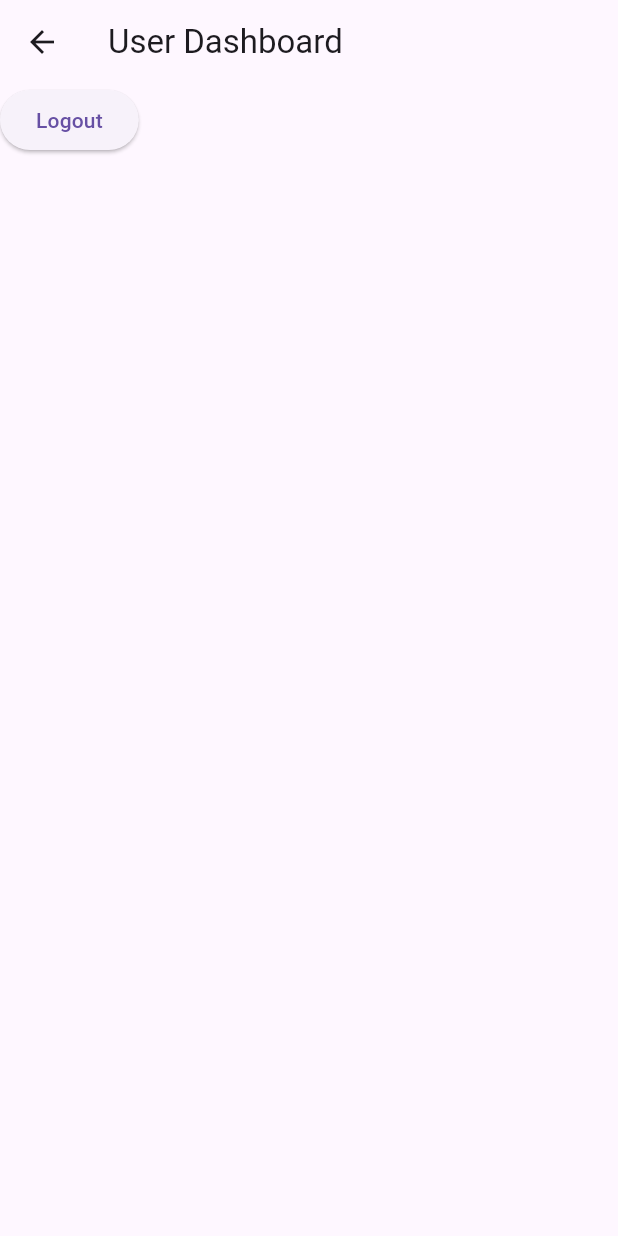
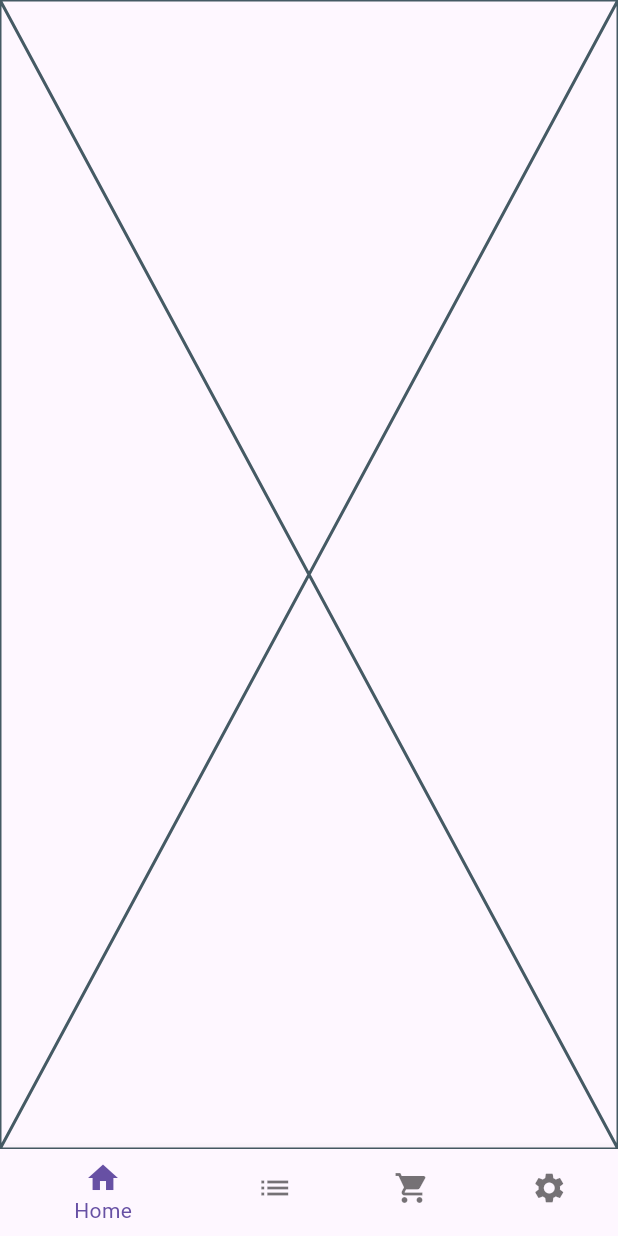
Before and after one commit to muradhossin/car_workshop_app, a Flutter app: the UserDashboard screen opened by its route, on a phone screen of 412 x 824 dp. Run offline on Flutter 3.47's test engine with Material 3 defaults, Android fonts, the phone set to English and light mode, and no system bars; our stand-ins replace cached_network_image, cloud_firestore, firebase_auth, firebase_core, firebase_storage, get and 3 more; accounts and stored records are empty.

Commit message:
feat(user): dashboard setup with profile data

```diff
--- a/lib/features/user/dashboard/screens/user_dashboard.dart
+++ b/lib/features/user/dashboard/screens/user_dashboard.dart
@@ -1,29 +1,78 @@
-import 'package:car_workshop_app/features/auth/controllers/auth_controller.dart';
+import 'package:car_workshop_app/features/admin/booking/screens/admin_booking_screen.dart';
+import 'package:car_workshop_app/features/admin/home/screens/admin_home_screen.dart';
+import 'package:car_workshop_app/features/admin/service/screens/admin_service_screen.dart';
+import 'package:car_workshop_app/features/admin/profile/screens/admin_profile_screen.dart';
+import 'package:car_workshop_app/features/admin/report/screens/admin_reports_screen.dart';
+import 'package:car_workshop_app/features/user/cart/screens/user_cart_screen.dart';
+import 'package:car_workshop_app/features/user/home/screens/user_home_screen.dart';
+import 'package:car_workshop_app/features/user/order/screens/user_order_screen.dart';
+import 'package:car_workshop_app/features/user/profile/screens/user_profile_screen.dart';
 import 'package:flutter/material.dart';
-import 'package:get/get.dart';
 
 class UserDashboard extends StatefulWidget {
   const UserDashboard({super.key});
 
   @override
-  State<UserDashboard> createState() => _UserDashboardState();
+  UserDashboardState createState() => UserDashboardState();
 }
 
-class _UserDashboardState extends State<UserDashboard> {
+class UserDashboardState extends State<UserDashboard> {
+  final PageController _pageController = PageController();
+  int _currentIndex = 0;
+
+  final List<Widget> _screens = [
+    UserHomeScreen(),
+    UserOrderScreen(),
+    UserCartScreen(),
+    UserProfileScreen(),
+  ];
+
+  void _onItemTapped(int index) {
+    setState(() {
+      _currentIndex = index;
+    });
+    _pageController.jumpToPage(index);
+  }
+
+  @override
+  void dispose() {
+    _pageController.dispose();
+    super.dispose();
+  }
+
   @override
   Widget build(BuildContext context) {
-    final AuthController authController = Get.find<AuthController>();
     return Scaffold(
-      appBar: AppBar(
-        title: const Text('User Dashboard'),
+      body: PageView(
+        controller: _pageController,
+        physics: const NeverScrollableScrollPhysics(),
+        children: _screens,
       ),
-      body: Column(
-        children: [
-          ElevatedButton(
-            onPressed: () => authController.logout(),
-            child: const Text('Logout'),
+      bottomNavigationBar: BottomNavigationBar(
+        items: const <BottomNavigationBarItem>[
+          BottomNavigationBarItem(
+            icon: Icon(Icons.home),
+            label: 'Home',
+          ),
+          BottomNavigationBarItem(
+            icon: Icon(Icons.list),
+            label: 'Orders',
+          ),
+          BottomNavigationBarItem(
+            icon: Icon(Icons.shopping_cart),
+            label: 'Cart',
+          ),
+          BottomNavigationBarItem(
+            icon: Icon(Icons.settings),
+            label: 'Profile',
           ),
         ],
+        currentIndex: _currentIndex,
+        onTap: _onItemTapped,
+        backgroundColor:
+        Theme.of(context).bottomNavigationBarTheme.backgroundColor,
+        selectedItemColor: Theme.of(context).primaryColor,
+        unselectedItemColor: Theme.of(context).unselectedWidgetColor,
       ),
     );
   }
--- /dev/null
+++ b/lib/features/user/home/screens/user_home_screen.dart
@@ -0,0 +1,10 @@
+import 'package:flutter/material.dart';
+
+class UserHomeScreen extends StatelessWidget {
+  const UserHomeScreen({super.key});
+
+  @override
+  Widget build(BuildContext context) {
+    return const Placeholder();
+  }
+}
```
Also changed, not shown: lib/features/user/cart/screens/user_cart_screen.dart (added, +10 -0 lines), lib/features/user/order/screens/user_order_screen.dart (added, +10 -0 lines), lib/features/user/profile/screens/user_profile_screen.dart (added, +82 -0 lines).
